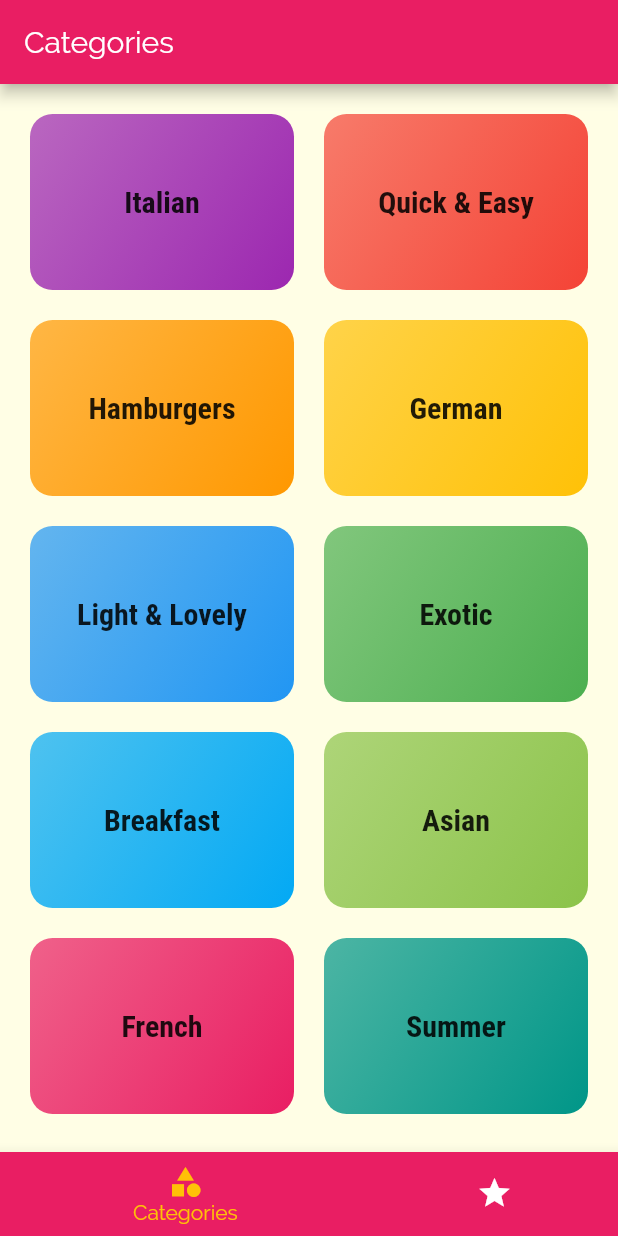
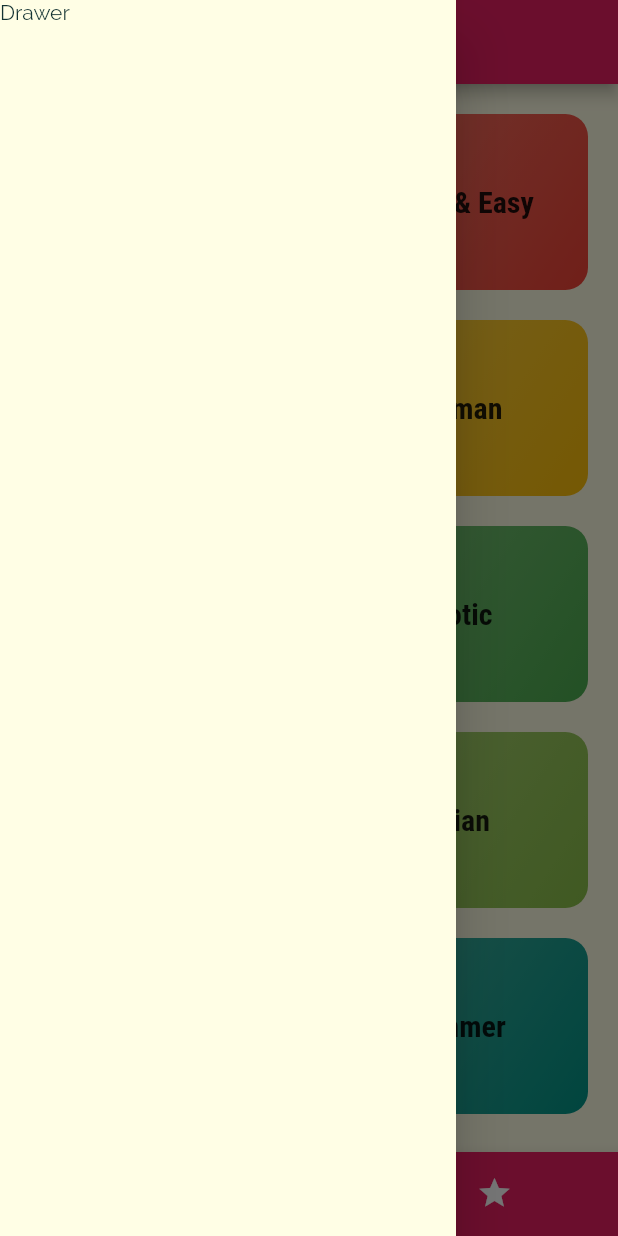
Before and after one commit to Hamdi009/meals_app, a Flutter app: the screen it shows after launch, with the side drawer open (before the commit the screen has no drawer), on a phone screen of 412 x 824 dp. Run offline on Flutter 3.47's test engine with Material 2 defaults, Android fonts, the phone set to English and light mode, and no system bars.

Commit message:
Add drawer

```diff
--- a/meals_app/lib/screens/tabs_screen.dart
+++ b/meals_app/lib/screens/tabs_screen.dart
@@ -26,6 +26,9 @@ class _TabsScreenState extends State<TabsScreen> {
       appBar: AppBar(
         title: Text(_pages[_slecetedPageIndex]['title'].toString()),
       ),
+      drawer: Drawer(
+        child: Text('Drawer'),
+      ),
       body: _pages[_slecetedPageIndex]['page'] as Widget,
       bottomNavigationBar: BottomNavigationBar(
         onTap: _selectPage,
```
